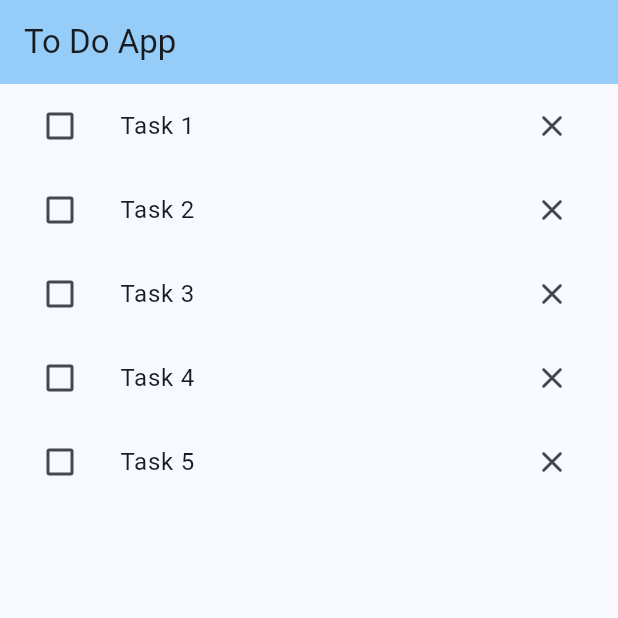
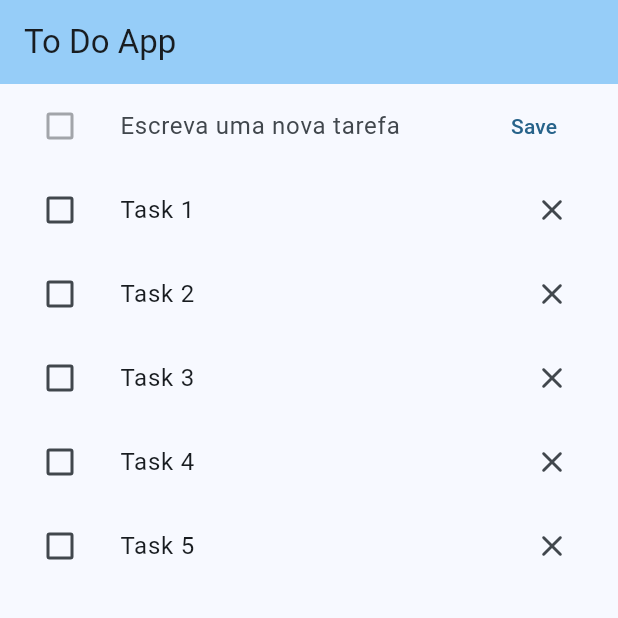
Before and after one commit to wessouza19/tarefas_v1, a Flutter app: the screen it shows after launch, on a phone screen of 412 x 824 dp, the top half of it. Run offline on Flutter 3.47's test engine with Material 3 defaults, Android fonts, the phone set to English and light mode, and no system bars; our stand-ins replace get_it.

Commit message:
versao_3.4

```diff
--- /dev/null
+++ b/lib/new_todo_widget.dart
@@ -0,0 +1,64 @@
+import 'package:flutter/material.dart';
+import 'package:tarefas_v1/service_locator.dart';
+import 'package:tarefas_v1/todo.dart';
+import 'package:tarefas_v1/todo_list_controller.dart';
+
+class NewTodoWidget extends StatefulWidget {
+  const NewTodoWidget({
+    super.key,
+  });
+
+  @override
+  State<NewTodoWidget> createState() => _NewTodoWidgetState();
+}
+
+class _NewTodoWidgetState extends State<NewTodoWidget> {
+  late TextEditingController todoController = TextEditingController();
+  final controller = getIt<TodoListController>();
+  final todoNode = FocusNode();
+  final formKey = GlobalKey<FormState>();
+
+  @override
+  void initState() {
+    super.initState();
+  }
+
+  @override
+  Widget build(BuildContext context) {
+    return ListTile(
+      title: Form(
+        key: formKey,
+        child: TextFormField(
+          focusNode: todoNode,
+          controller: todoController,
+          decoration: const InputDecoration.collapsed(
+              hintText: 'Escreva uma nova tarefa'),
+          validator: (v) {
+            if (v == null || v.isEmpty) {
+              return 'Escreva uma tarefa';
+            }
+            return null;
+          },
+          onFieldSubmitted: (_) => onSubmitted(),
+        ),
+      ),
+      leading: const Checkbox(
+        value: false,
+        onChanged: null,
+      ),
+      trailing: TextButton(
+        onPressed: onSubmitted,
+        child: Text('Save'),
+      ),
+    );
+  }
+
+  void onSubmitted() {
+    if (!formKey.currentState!.validate()) return;
+
+    controller.add(todoController.text);
+    formKey.currentState!.reset();
+
+    todoNode.unfocus();
+  }
+}
--- a/lib/todo_list_controller.dart
+++ b/lib/todo_list_controller.dart
@@ -1,7 +1,12 @@
+import 'package:tarefas_v1/todo.dart';
 import 'package:tarefas_v1/todo_list_notifier.dart';
 
 class TodoListController {
   final todoListNotifier = TodoListNotifier();
+
+  void add(String task) {
+    todoListNotifier.add(Todo.create(task));
+  }
 
   void update(String id, String task) {
     todoListNotifier.update(id, task);
--- a/lib/todo_list_notifier.dart
+++ b/lib/todo_list_notifier.dart
@@ -11,6 +11,9 @@ class TodoListNotifier extends ValueNotifier<List<Todo>> {
     Todo.create("Task 4"),
     Todo.create("Task 5"),
   ];
+  void add(Todo todo) {
+    value = [...value, todo];
+  }
 
   void update(String id, String task) {
     value = [
--- a/lib/todo_list_page.dart
+++ b/lib/todo_list_page.dart
@@ -1,4 +1,5 @@
 import 'package:flutter/material.dart';
+import 'package:tarefas_v1/new_todo_widget.dart';
 import 'package:tarefas_v1/todo_list_widget.dart';
 
 class TodoListPage extends StatefulWidget {
@@ -20,6 +21,7 @@ class _TodoListPageState extends State<TodoListPage> {
       ),
       body: ListView(
         children: [
+          const NewTodoWidget(),
           TodoListWidget(),
         ],
       ),
```
